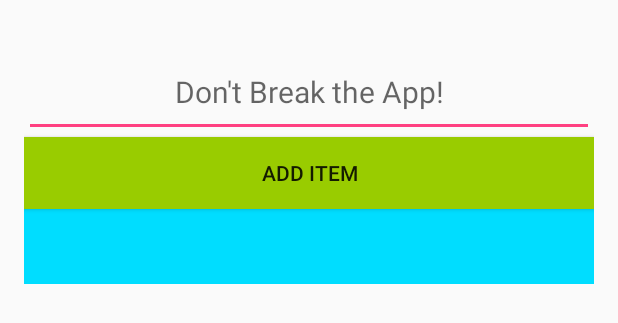
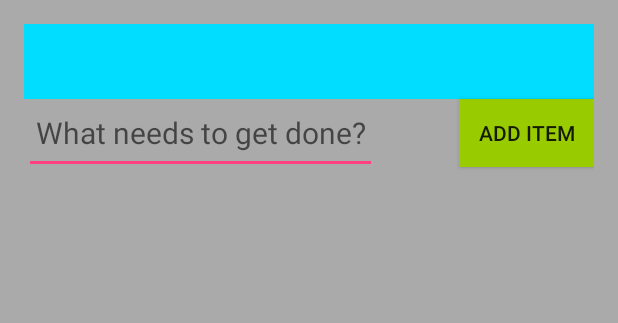
Before and after one commit to ajlomb/Project1, an Android app: the layout item_todolist.xml on its own in the app's theme, with its tools: preview values and no code run, on a phone screen of 412 x 824 dp. Shown: the top 323 px of the screen. Run offline under Robolectric (Android 15) with nearby library versions, the phone set to English and light mode, and no system bars.

Commit message:
Adjusted layout, colors.

```diff
--- a/ToDoProject1/app/src/main/res/layout/item_todolist.xml
+++ b/ToDoProject1/app/src/main/res/layout/item_todolist.xml
@@ -5,30 +5,34 @@
     android:paddingBottom="16dp"
     android:paddingLeft="16dp"
     android:paddingRight="16dp"
-    android:paddingTop="16dp">
+    android:paddingTop="16dp"
+    android:background="@android:color/darker_gray">
+
+
+    <TextView
+        android:layout_width="match_parent"
+        android:layout_height="50dp"
+        android:id="@+id/humpty"
+        android:textSize="16sp"
+        android:background="@android:color/holo_blue_bright"
+        android:textColor="@android:color/white"
+        android:textAlignment="center"
+        android:gravity="center_vertical"
+        android:textAllCaps="true"/>
 
     <EditText
         android:id="@+id/editTextTwo"
-        android:layout_width="match_parent"
-        android:layout_height="75dp"
-        android:hint="Don't Break the App!"
+        android:layout_below="@id/humpty"
+        android:layout_width="235dp"
+        android:layout_height="50dp"
+        android:hint="What needs to get done?"
         android:textAlignment="center"
-        android:paddingTop="25dp"
+        android:paddingTop="5dp"
         android:textSize="20sp"/>
-    <TextView
-        android:layout_width="match_parent"
-        android:layout_height="50dp"
-        android:layout_below="@+id/itemButton"
-        android:id="@+id/humpty"
-        android:padding="5dp"
-        android:textSize="20sp"
-        android:background="@android:color/holo_blue_bright"
-        android:textColor="@android:color/white"
-        android:textAlignment="center"/>
 
     <ListView
         android:id="@+id/listItem"
-        android:layout_below="@+id/humpty"
+        android:layout_below="@+id/editTextTwo"
         android:layout_width="match_parent"
         android:layout_height="wrap_content"
         android:padding="5dp"
@@ -36,12 +40,13 @@
     </ListView>
 
     <Button
-        android:layout_width="match_parent"
-        android:layout_height="wrap_content"
+        android:layout_width="90dp"
+        android:layout_height="45dp"
         android:text="Add Item"
+        android:layout_below="@id/humpty"
         android:background="@android:color/holo_green_light"
         android:id="@+id/itemButton"
-        android:layout_below="@id/editTextTwo"
+        android:layout_alignParentRight="true"
         android:onClick="listAddTask"/>
 
 </RelativeLayout>
```
Also changed, not shown: ToDoProject1/app/src/main/res/layout/activity_main.xml (+12 -9 lines).
